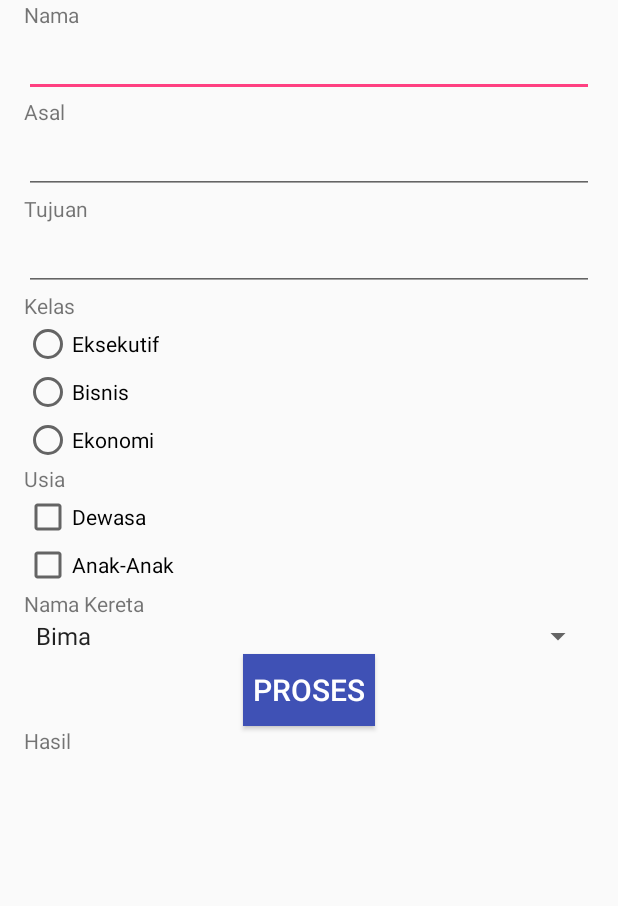
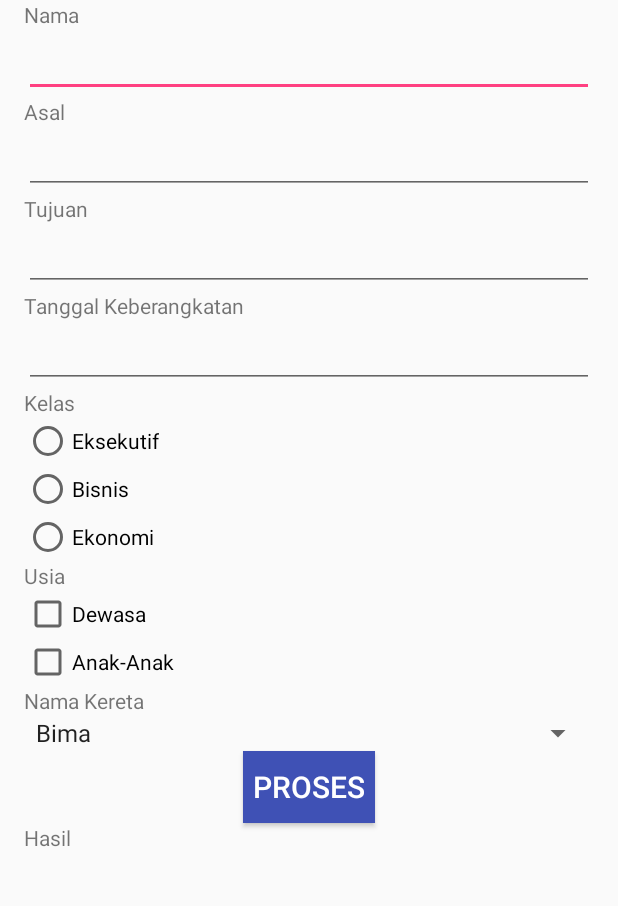
Before and after one commit to ifanrifaihardiyanto/Formulir, an Android app: the screen it shows after launch (MainActivity), on a phone screen of 412 x 824 dp, the part 232-1138 px from its top. Run offline under Robolectric (Android 15) with nearby library versions, the phone set to English and light mode, and no system bars.

Commit message:
Membuat variable dan inisial dari nama,asal, tujuan, dan Tanggal Keberangkatan. Membuat variable dan inisial dari RadioButton. Membuat variable dan inisial dari CheckBox. Membuat variable dan inisial dari Spinner.

```diff
--- a/app/src/main/res/layout/activity_main.xml
+++ b/app/src/main/res/layout/activity_main.xml
@@ -71,6 +71,17 @@
 
         <EditText
             android:id="@+id/editTextTujuan"
+            android:layout_width="match_parent"
+            android:layout_height="wrap_content" />
+
+        <TextView
+            android:id="@+id/textViewTanggal"
+            android:layout_width="wrap_content"
+            android:layout_height="wrap_content"
+            android:text="Tanggal Keberangkatan" />
+
+        <EditText
+            android:id="@+id/editTextTanggal"
             android:layout_width="match_parent"
             android:layout_height="wrap_content" />
 
```
Also changed, not shown: app/src/main/java/id/sch/smktelkom_mlg/learn/formulir/MainActivity.java (+14 -2 lines).
